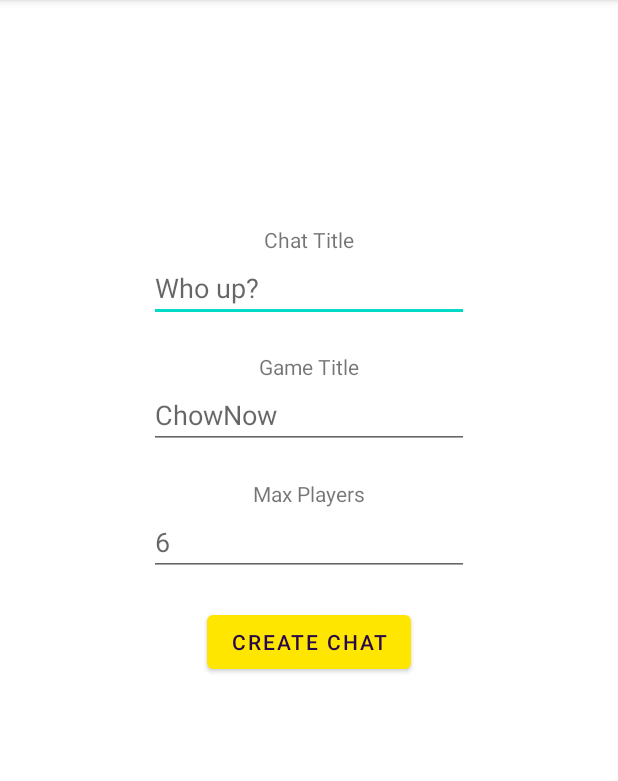
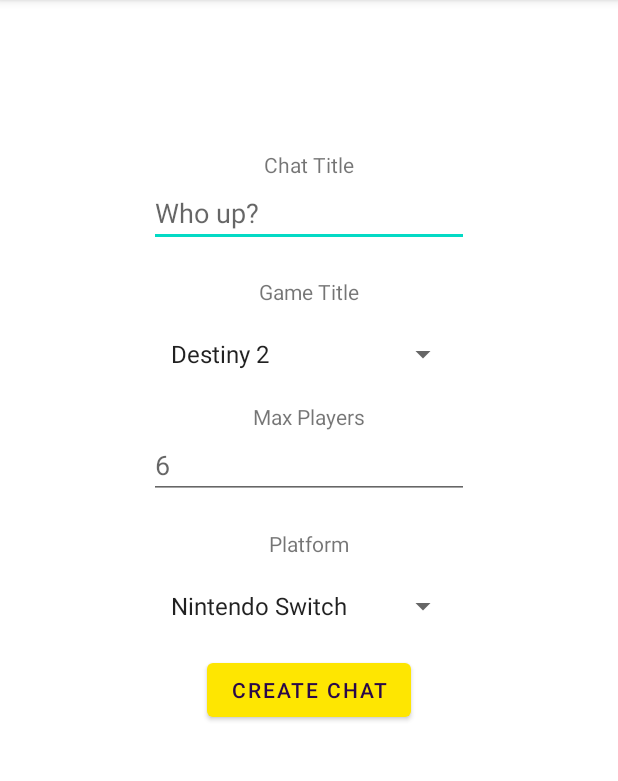
Before and after one commit to ColeGarboski/LFGG, an Android app: the NewChat screen opened directly, with no data from a screen before it, on a phone screen of 412 x 824 dp, the part 84-865 px from its top. Run offline under Robolectric (Android 15) with nearby library versions, the phone set to English and light mode, and no system bars; our stand-ins replace Firebase (no records; nobody signed in at launch, a user with empty details on screens opened directly).

Commit message:
Adds spinner menus to New Chat and adds platform selection

```diff
--- a/app/src/main/java/com/example/lfgg/NewChat.kt
+++ b/app/src/main/java/com/example/lfgg/NewChat.kt
@@ -3,15 +3,18 @@ package com.example.lfgg
 import android.content.Intent
 import androidx.appcompat.app.AppCompatActivity
 import android.os.Bundle
+import android.widget.ArrayAdapter
 import android.widget.Button
 import android.widget.EditText
+import android.widget.Spinner
 import com.google.firebase.database.DatabaseReference
 import com.google.firebase.database.FirebaseDatabase
 
 class NewChat : AppCompatActivity() {
 
     private lateinit var edtChatTitle: EditText
-    private lateinit var edtGameTitle: EditText
+    private lateinit var spinGameTitle: Spinner
+    private lateinit var spinPlatform: Spinner
     private lateinit var edtMaxPlayers: EditText
     private lateinit var btnCreateChat: Button
     private lateinit var mDbRef: DatabaseReference
@@ -22,18 +25,38 @@ class NewChat : AppCompatActivity() {
         setContentView(R.layout.activity_new_chat)
 
         edtChatTitle = findViewById(R.id.edttxtChatTitle)
-        edtGameTitle = findViewById(R.id.edttxtGameTitle)
         edtMaxPlayers = findViewById(R.id.edtnumMaxPlayers)
         btnCreateChat = findViewById(R.id.btnAddChat)
         mDbRef = FirebaseDatabase.getInstance().reference
+
+        spinGameTitle = findViewById(R.id.spinGameTitle)
+        spinPlatform = findViewById(R.id.spinPlatform)
+
+        // Create an ArrayAdapter using the string array and a default spinner layout
+        ArrayAdapter.createFromResource(this, R.array.gameTitlesArray, android.R.layout.simple_spinner_item).also { adapter ->
+            // Specify the layout to use when the list of choices appears
+            adapter.setDropDownViewResource(android.R.layout.simple_spinner_dropdown_item)
+            // Apply the adapter to the spinner
+            spinGameTitle.adapter = adapter
+        }
+
+        // Create an ArrayAdapter using the string array and a default spinner layout
+        ArrayAdapter.createFromResource(this, R.array.platformsArray, android.R.layout.simple_spinner_item).also { adapter ->
+            // Specify the layout to use when the list of choices appears
+            adapter.setDropDownViewResource(android.R.layout.simple_spinner_dropdown_item)
+            // Apply the adapter to the spinner
+            spinPlatform.adapter = adapter
+        }
+
 
 
         btnCreateChat.setOnClickListener {
             var newKey = mDbRef.child("chats").push().key
             mDbRef.child("chats").child(newKey!!).child("chatName").setValue(edtChatTitle.text.toString())
-            mDbRef.child("chats").child(newKey!!).child("gameName").setValue(edtGameTitle.text.toString())
+            mDbRef.child("chats").child(newKey!!).child("gameName").setValue(spinGameTitle.selectedItem.toString())
             mDbRef.child("chats").child(newKey!!).child("maxPlayers").setValue(edtMaxPlayers.text.toString())
             mDbRef.child("chats").child(newKey!!).child("currentPlayers").setValue("1")
+            mDbRef.child("chats").child(newKey!!).child("platform").setValue(spinPlatform.selectedItem.toString())
 
             val intent = Intent(this, MainActivity::class.java)
             startActivity(intent)
--- a/app/src/main/res/layout/activity_new_chat.xml
+++ b/app/src/main/res/layout/activity_new_chat.xml
@@ -16,15 +16,13 @@
         android:inputType="textPersonName"
         android:hint="Who up?" />
 
-    <EditText
-        android:id="@+id/edttxtGameTitle"
-        android:layout_width="wrap_content"
+    <Spinner
+        android:id="@+id/spinGameTitle"
+        android:layout_width="200dp"
         android:layout_height="wrap_content"
-        android:layout_below="@id/txtGameTitle"
+        android:layout_below="@+id/txtGameTitle"
         android:layout_centerHorizontal="true"
-        android:ems="10"
-        android:inputType="textPersonName"
-        android:hint="ChowNow" />
+        android:layout_marginTop="20dp" />
 
     <EditText
         android:id="@+id/edtnumMaxPlayers"
@@ -41,7 +39,7 @@
         android:layout_width="wrap_content"
         android:layout_height="wrap_content"
         android:layout_centerHorizontal="true"
-        android:layout_marginTop="150dp"
+        android:layout_marginTop="100dp"
         android:text="Chat Title" />
 
     <TextView
@@ -57,18 +55,36 @@
         android:id="@+id/txtMaxPlayers"
         android:layout_width="wrap_content"
         android:layout_height="wrap_content"
-        android:layout_below="@id/edttxtGameTitle"
+        android:layout_below="@id/spinGameTitle"
         android:layout_centerHorizontal="true"
         android:layout_marginTop="20dp"
         android:text="Max Players" />
+
+    <TextView
+        android:id="@+id/txtPlatform"
+        android:layout_width="wrap_content"
+        android:layout_height="wrap_content"
+        android:layout_below="@id/edtnumMaxPlayers"
+        android:layout_centerHorizontal="true"
+        android:layout_marginTop="20dp"
+        android:text="Platform" />
 
     <Button
         android:id="@+id/btnAddChat"
         android:layout_width="wrap_content"
         android:layout_height="wrap_content"
-        android:layout_below="@id/edtnumMaxPlayers"
+        android:layout_below="@id/spinPlatform"
         android:layout_centerHorizontal="true"
         android:layout_marginTop="20dp"
         android:text="Create Chat" />
 
+    <Spinner
+        android:id="@+id/spinPlatform"
+        android:layout_width="200dp"
+        android:layout_height="wrap_content"
+        android:layout_below="@+id/txtPlatform"
+        android:layout_centerHorizontal="true"
+        android:layout_marginTop="20dp" />
+
+
 </RelativeLayout>
--- /dev/null
+++ b/app/src/main/res/values/games.xml
@@ -0,0 +1,14 @@
+<?xml version="1.0" encoding="utf-8"?>
+<resources>
+    <string-array name="gameTitlesArray">
+        <item>Destiny 2</item>
+        <item>Warzone</item>
+        <item>ChowNow</item>
+        <item>Elden Ring</item>
+        <item>Risk of Rain</item>
+        <item>CyberPunk 2077</item>
+        <item>The Sims 4</item>
+        <item>Rimworld</item>
+        <item>Taco Bell Simulator</item>
+    </string-array>
+</resources>
--- /dev/null
+++ b/app/src/main/res/values/platforms.xml
@@ -0,0 +1,12 @@
+<?xml version="1.0" encoding="utf-8"?>
+<resources>
+    <string-array name="platformsArray">
+        <item>Nintendo Switch</item>
+        <item>Xbox One</item>
+        <item>Xbox Series</item>
+        <item>PS4</item>
+        <item>PS5</item>
+        <item>PC</item>
+        <item>Samsung Fridge</item>
+    </string-array>
+</resources>
```
